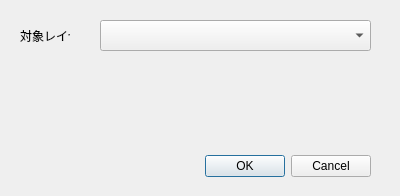
yoichigmf/EnRoute, file CSVOutput_dialog_base.ui: the form before one commit.
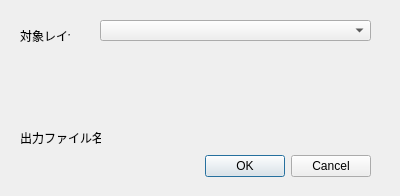
The form after the commit. Custom widgets are drawn as their Qt base class.

The edit to the form file:
```diff
--- a/CSVOutput_dialog_base.ui
+++ b/CSVOutput_dialog_base.ui
@@ -35,7 +35,7 @@
      <x>100</x>
      <y>20</y>
      <width>271</width>
-     <height>31</height>
+     <height>21</height>
     </rect>
    </property>
   </widget>
@@ -52,8 +52,36 @@
     <string>対象レイヤ</string>
    </property>
   </widget>
+  <widget class="QgsFileWidget" name="mQgsFileWidget">
+   <property name="geometry">
+    <rect>
+     <x>110</x>
+     <y>120</y>
+     <width>261</width>
+     <height>27</height>
+    </rect>
+   </property>
+  </widget>
+  <widget class="QLabel" name="label_2">
+   <property name="geometry">
+    <rect>
+     <x>20</x>
+     <y>130</y>
+     <width>81</width>
+     <height>16</height>
+    </rect>
+   </property>
+   <property name="text">
+    <string>出力ファイル名</string>
+   </property>
+  </widget>
  </widget>
  <customwidgets>
+  <customwidget>
+   <class>QgsFileWidget</class>
+   <extends>QWidget</extends>
+   <header>qgsfilewidget.h</header>
+  </customwidget>
   <customwidget>
    <class>QgsMapLayerComboBox</class>
    <extends>QComboBox</extends>
```
